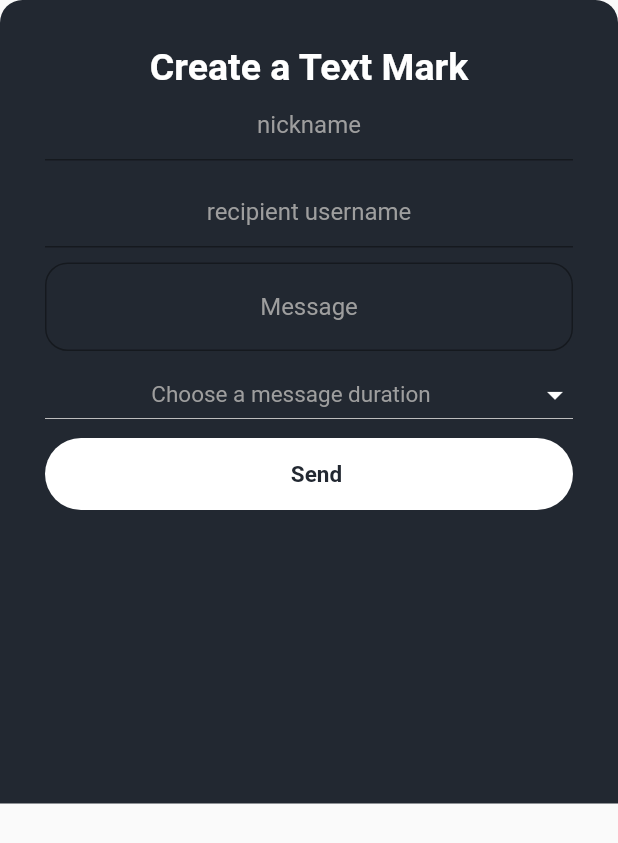
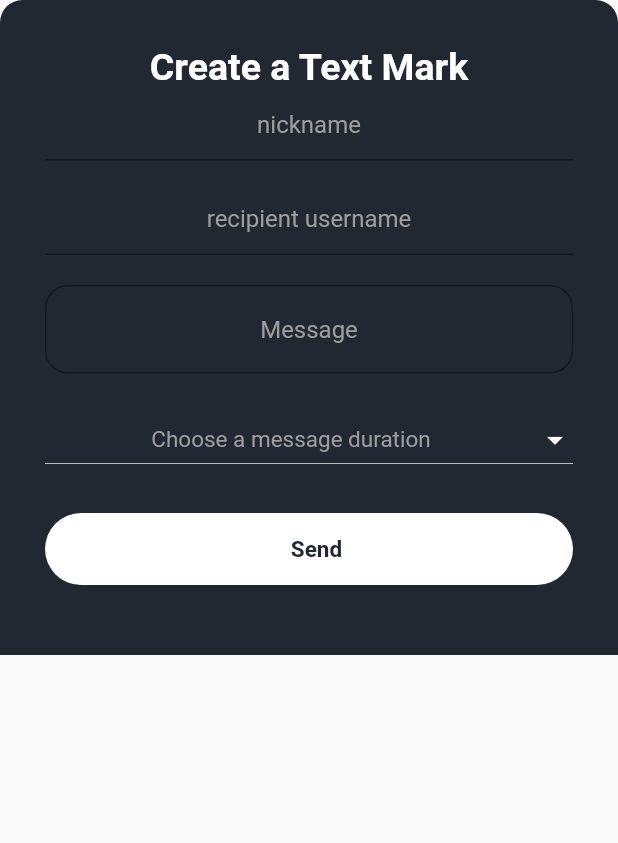
Before and after one commit to austinhogan11/text_marks_the_spot_app, a Flutter app: the CreateTextMark widget shown alone on an empty page, opened directly, on a phone screen of 412 x 824 dp. Shown: the top 843 px of the screen. Run offline on Flutter 3.47's test engine with Material 2 defaults, Android fonts, the light colour scheme and no system bars; our stand-ins replace cloud_firestore, firebase_auth, firebase_core, geolocator, google_maps_flutter, google_sign_in; missing offline and left inert: apple_sign_in; accounts and stored records are empty.

Commit message:
- Textmark Expiration functionality implemented. - Updated create a textmark UI for different resolutions

```diff
--- a/lib/components/textmark_card.dart
+++ b/lib/components/textmark_card.dart
@@ -5,8 +5,8 @@ import 'package:text_marks_the_spot_app/data/data_handling.dart';
 
 class TextmarkCard extends StatelessWidget {
   final String textmarkID;
-  final Timestamp creationDate;
-  final Timestamp expirationDate;
+  final DateTime creationDate;
+  final DateTime expirationDate;
   final String dateLabel;
   final String username;
   final bool isSender;
--- a/lib/main.dart
+++ b/lib/main.dart
@@ -40,9 +40,9 @@ class TextMarksTheSpot extends StatelessWidget {
         title: 'Text Marks the Spot',
 
         // Application Screen Navigation set up
-        initialRoute: LoginScreen.id,
+        // initialRoute: LoginScreen.id,
         // initialRoute: TextmarksPageView.id,
-        // initialRoute: HomeScreen.id,
+        initialRoute: HomeScreen.id,
         routes: {
           LoginScreen.id: (context) => LoginScreen(),
           SignUpScreen.id: (context) => SignUpScreen(),
--- a/lib/screens/home/create_textmark_screen.dart
+++ b/lib/screens/home/create_textmark_screen.dart
@@ -35,8 +35,8 @@ class _CreateTextMarkState extends State<CreateTextMark> {
   Widget build(BuildContext context) {
     return Container(
       height: (MediaQuery.of(context).size.height > 850.0)
-          ? MediaQuery.of(context).size.height * .76
-          : MediaQuery.of(context).size.height * .65,
+          ? MediaQuery.of(context).size.height * .48
+          : MediaQuery.of(context).size.height * .53,
       color: Colors.transparent,
       child: Container(
         decoration: BoxDecoration(
@@ -80,7 +80,7 @@ class _CreateTextMarkState extends State<CreateTextMark> {
                     onChanged: (value) => textMarkNickname = value,
                   ),
                   SizedBox(
-                    height: 10,
+                    height: 15,
                   ),
                   TextField(
                       textAlign: TextAlign.center,
@@ -97,7 +97,7 @@ class _CreateTextMarkState extends State<CreateTextMark> {
                             textMarkRecipientUsername = value,
                           }),
                   SizedBox(
-                    height: 10,
+                    height: 20,
                   ),
                   TextField(
                     textAlign: TextAlign.center,
@@ -116,11 +116,11 @@ class _CreateTextMarkState extends State<CreateTextMark> {
                     onChanged: (value) => textMarkMessage = value,
                   ),
                   SizedBox(
-                    height: 5,
+                    height: 20,
                   ),
                   ExpirationDropdown(),
                   SizedBox(
-                    height: 5,
+                    height: 25,
                   ),
                   CustomButton(
                     btnText: 'Send',
@@ -143,7 +143,8 @@ class _CreateTextMarkState extends State<CreateTextMark> {
                         }
                       else
                         {
-                          expirationDate = null,
+                          expirationDate =
+                              creationDate.add(new Duration(days: 36500)),
                         },
                       print(
                           "Current Date: $creationDate\n ExpirationDate: $expirationDate"),
```
Also changed, not shown: lib/components/textmark_stream.dart (+14 -2 lines).
